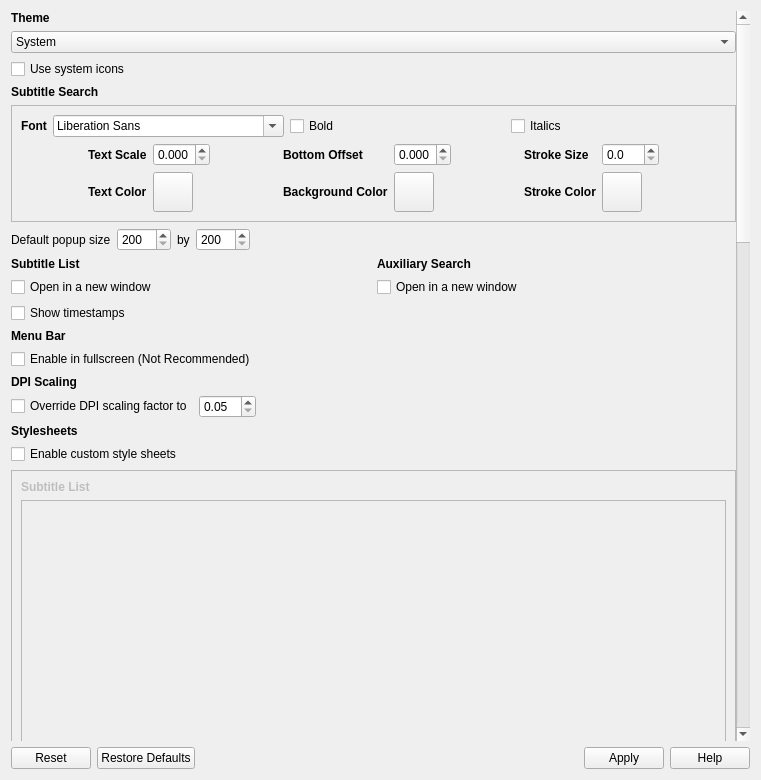
The window that src/gui/widgets/settings/interfacesettings.ui (ripose-jp/Memento) describes before a commit, drawn with Qt 5.
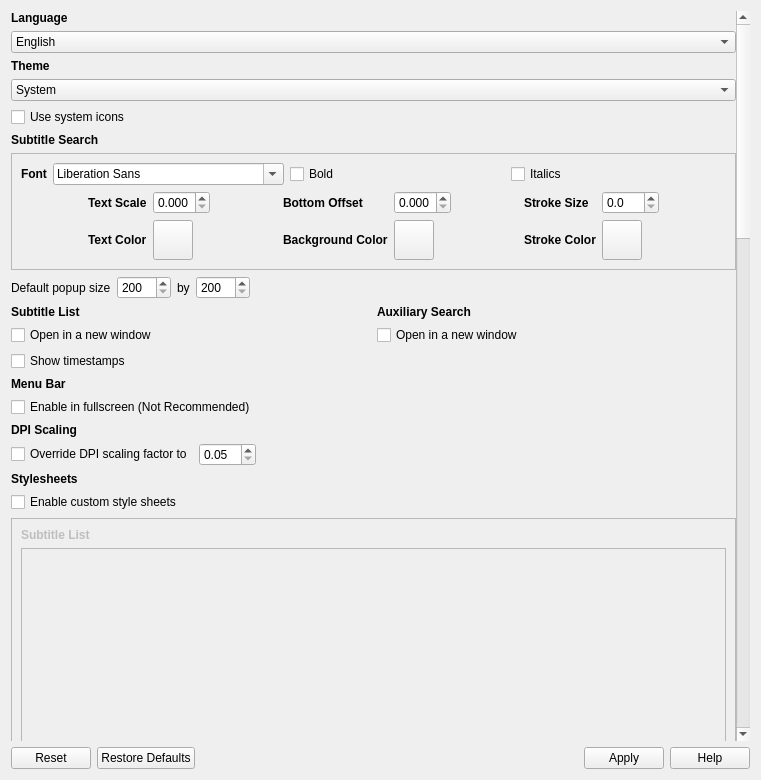
The same window after the commit.

```diff
--- a/src/gui/widgets/settings/interfacesettings.ui
+++ b/src/gui/widgets/settings/interfacesettings.ui
@@ -27,8 +27,8 @@
        <rect>
         <x>0</x>
         <y>0</y>
-        <width>729</width>
-        <height>2437</height>
+        <width>737</width>
+        <height>2521</height>
        </rect>
       </property>
       <layout class="QVBoxLayout" name="verticalLayout_2">
@@ -44,6 +44,32 @@
        <property name="bottomMargin">
         <number>0</number>
        </property>
+       <item>
+        <widget class="QLabel" name="labelLanguage">
+         <property name="font">
+          <font>
+           <bold>true</bold>
+          </font>
+         </property>
+         <property name="text">
+          <string>Language</string>
+         </property>
+        </widget>
+       </item>
+       <item>
+        <widget class="QComboBox" name="comboLanguage">
+         <item>
+          <property name="text">
+           <string notr="true">English</string>
+          </property>
+         </item>
+         <item>
+          <property name="text">
+           <string notr="true">한국어</string>
+          </property>
+         </item>
+        </widget>
+       </item>
        <item>
         <widget class="QLabel" name="labelTheme">
          <property name="font">
```
